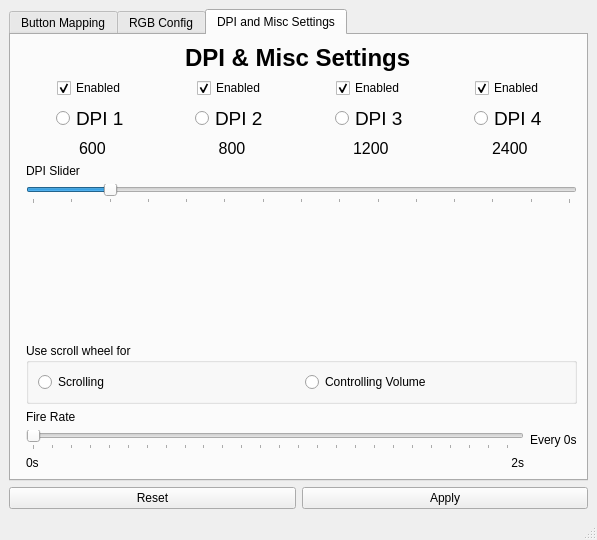
Before: the Qt Designer form src/mainwindow.ui in AmberIsFrozen/Instant-A704F-Mouse-Utilities, drawn with Qt 5.
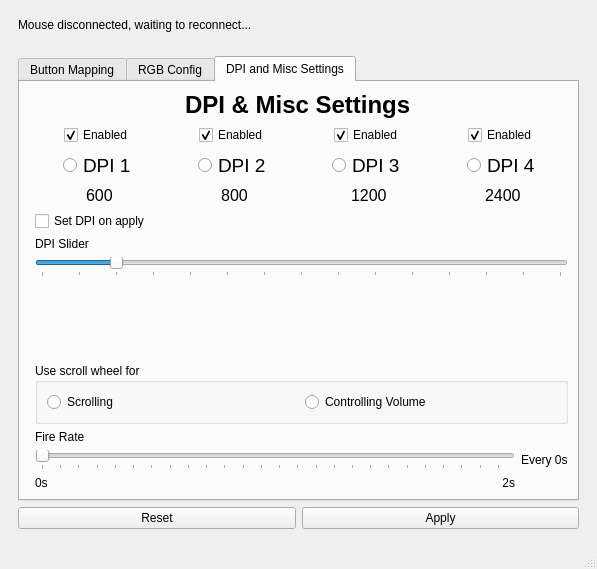
After: the same form once the commit is applied. The open tabs and pages were chosen to show the change. Icons and pictures are not drawn.

```diff
--- a/src/mainwindow.ui
+++ b/src/mainwindow.ui
@@ -7,7 +7,7 @@
     <x>0</x>
     <y>0</y>
     <width>597</width>
-    <height>540</height>
+    <height>569</height>
    </rect>
   </property>
   <property name="windowTitle">
@@ -20,30 +20,12 @@
   <widget class="QWidget" name="centralwidget">
    <layout class="QGridLayout" name="gridLayout_2">
     <item row="1" column="0">
-     <layout class="QHBoxLayout" name="actionRow">
-      <item>
-       <widget class="QPushButton" name="resetButton">
-        <property name="text">
-         <string>Reset</string>
-        </property>
-       </widget>
-      </item>
+     <widget class="QWidget" name="mainPage" native="true">
+      <property name="enabled">
+       <bool>true</bool>
+      </property>
+      <layout class="QVBoxLayout" name="verticalLayout_6">
       <item>
-       <widget class="QPushButton" name="applyButton">
-        <property name="sizePolicy">
-         <sizepolicy hsizetype="Preferred" vsizetype="Fixed">
-          <horstretch>0</horstretch>
-          <verstretch>0</verstretch>
-         </sizepolicy>
-        </property>
-        <property name="text">
-         <string>Apply</string>
-        </property>
-       </widget>
-      </item>
-     </layout>
-    </item>
-    <item row="0" column="0">
      <widget class="QTabWidget" name="tabWidget">
       <property name="currentIndex">
        <number>0</number>
@@ -989,7 +971,7 @@
         <string>DPI and Misc Settings</string>
        </attribute>
        <layout class="QGridLayout" name="gridLayout_5">
-        <item row="1" column="1">
+           <item row="2" column="1">
          <layout class="QVBoxLayout" name="verticalLayout_14">
           <item>
            <layout class="QHBoxLayout" name="horizontalLayout_4">
@@ -1154,6 +1136,25 @@
             </item>
            </layout>
           </item>
+             <item>
+              <widget class="QCheckBox" name="applyCheckBox">
+               <property name="sizePolicy">
+                <sizepolicy hsizetype="Minimum" vsizetype="Fixed">
+                 <horstretch>0</horstretch>
+                 <verstretch>0</verstretch>
+                </sizepolicy>
+               </property>
+               <property name="toolTip">
+                <string>Some mouse may behave differently after applying DPI profiles. You can turn this off if the effect is not desired.</string>
+               </property>
+               <property name="styleSheet">
+                <string notr="true"/>
+               </property>
+               <property name="text">
+                <string>Set DPI on apply</string>
+               </property>
+              </widget>
+             </item>
           <item>
            <widget class="QLabel" name="label_14">
             <property name="text">
@@ -1331,11 +1332,57 @@
           </property>
          </widget>
         </item>
-        <item row="1" column="0">
-         <layout class="QGridLayout" name="gridLayout_4"/>
-        </item>
-       </layout>
-      </widget>
+          </layout>
+         </widget>
+        </widget>
+       </item>
+       <item>
+        <layout class="QHBoxLayout" name="actionRow">
+         <item>
+          <widget class="QPushButton" name="resetButton">
+           <property name="text">
+            <string>Reset</string>
+           </property>
+          </widget>
+         </item>
+         <item>
+          <widget class="QPushButton" name="applyButton">
+           <property name="sizePolicy">
+            <sizepolicy hsizetype="Preferred" vsizetype="Fixed">
+             <horstretch>0</horstretch>
+             <verstretch>0</verstretch>
+            </sizepolicy>
+           </property>
+           <property name="text">
+            <string>Apply</string>
+           </property>
+          </widget>
+         </item>
+        </layout>
+       </item>
+      </layout>
+     </widget>
+    </item>
+    <item row="0" column="0">
+     <widget class="QWidget" name="disconnectedPage" native="true">
+      <property name="enabled">
+       <bool>true</bool>
+      </property>
+      <property name="sizePolicy">
+       <sizepolicy hsizetype="Maximum" vsizetype="Maximum">
+        <horstretch>0</horstretch>
+        <verstretch>0</verstretch>
+       </sizepolicy>
+      </property>
+      <layout class="QGridLayout" name="gridLayout_4">
+       <item row="0" column="0">
+        <widget class="QLabel" name="mouseDisconnectedLabel">
+         <property name="text">
+          <string>Mouse disconnected, waiting to reconnect...</string>
+         </property>
+        </widget>
+       </item>
+      </layout>
      </widget>
     </item>
    </layout>
```
Left out of the diff: 17 changed lines with no effect on the pictures. Lines whose indentation alone changed are shown as unchanged.
